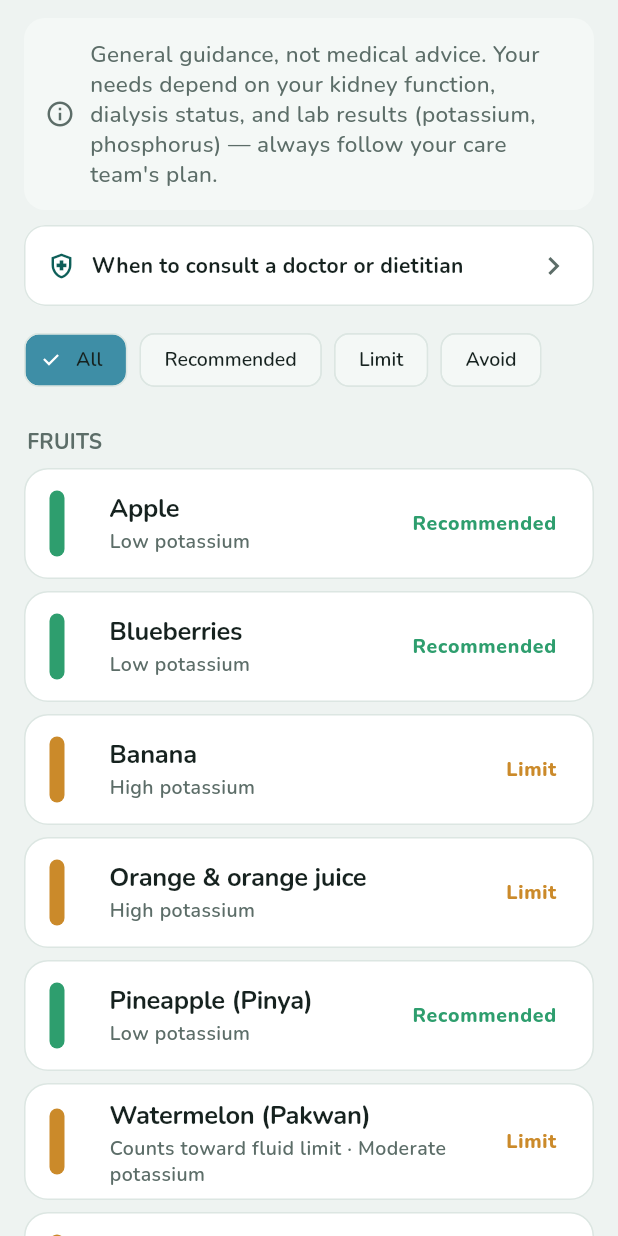
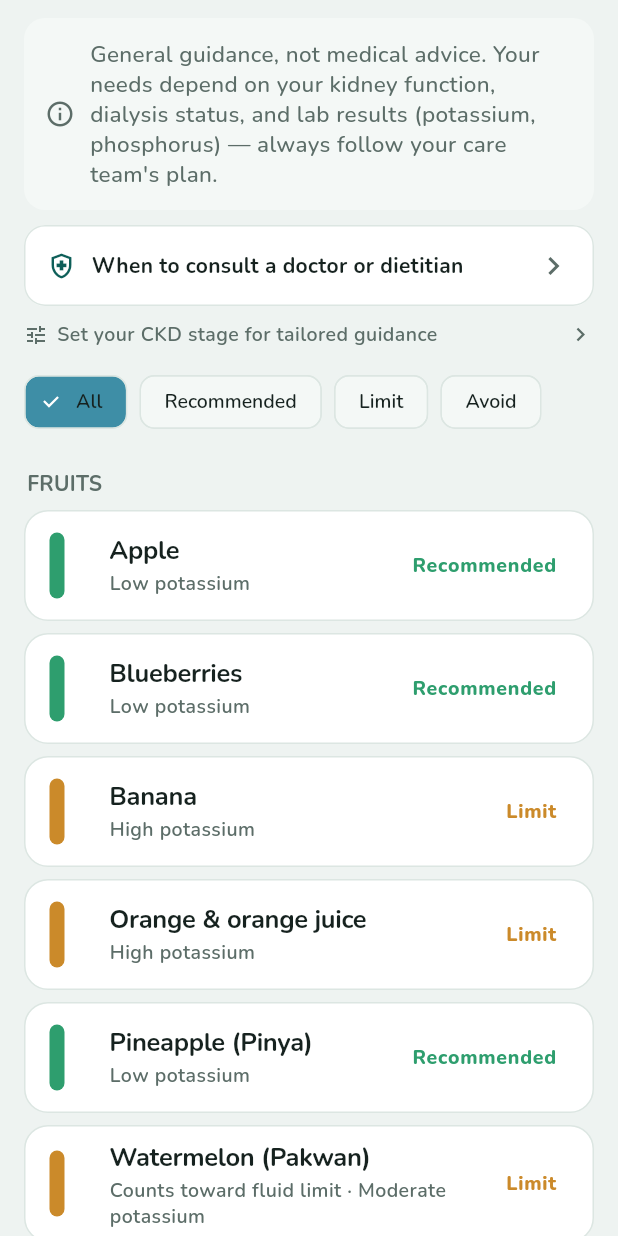
Before and after one commit to PpYCha/ckd_care, a Flutter app: the FoodScreen widget shown alone on an empty page, opened directly, on a phone screen of 412 x 824 dp. Run offline on Flutter 3.47's test engine with Material 3 defaults, Android fonts, the phone set to English and light mode, and no system bars; our stand-ins replace flutter_local_notifications, sqflite, timezone; accounts and stored records are empty.

Commit message:
feat: profile-context hint on the Food list
Co-Authored-By: Claude Opus 4.8 <noreply@anthropic.com>

```diff
--- a/lib/screens/food_screen.dart
+++ b/lib/screens/food_screen.dart
@@ -1,8 +1,12 @@
 import 'package:flutter/material.dart';
+import 'package:provider/provider.dart';
 import 'package:ckd_care/data/food_data.dart';
+import 'package:ckd_care/data/food_stage_advice.dart';
 import 'package:ckd_care/models/food.dart';
+import 'package:ckd_care/providers/health_profile_provider.dart';
 import 'package:ckd_care/screens/food_detail_screen.dart';
 import 'package:ckd_care/screens/food_guidance_screen.dart';
+import 'package:ckd_care/screens/health_profile_screen.dart';
 
 class FoodScreen extends StatefulWidget {
   const FoodScreen({super.key});
@@ -18,6 +22,8 @@ class _FoodScreenState extends State<FoodScreen> {
     final cs = Theme.of(context).colorScheme;
     final text = Theme.of(context).textTheme;
     final grouped = groupByCategory(filterFoods(kFoods, _filter));
+    final band = stageBandForProfile(
+        context.watch<HealthProfileProvider>().profile);
 
     Widget chip(String label, FoodStatus? value) {
       final selected = _filter == value;
@@ -77,6 +83,30 @@ class _FoodScreenState extends State<FoodScreen> {
             ),
           ),
         ),
+        const SizedBox(height: 10),
+        if (band != null)
+          Row(children: [
+            Icon(Icons.check_circle_outline, size: 16, color: cs.primary),
+            const SizedBox(width: 6),
+            Text('Guidance tailored for ${band.label}',
+                style: text.labelMedium?.copyWith(color: cs.primary)),
+          ])
+        else
+          InkWell(
+            onTap: () => Navigator.push(
+                context,
+                MaterialPageRoute(
+                    builder: (_) => const HealthProfileScreen())),
+            child: Row(children: [
+              Icon(Icons.tune, size: 16, color: cs.onSurfaceVariant),
+              const SizedBox(width: 6),
+              Expanded(
+                child: Text('Set your CKD stage for tailored guidance',
+                    style: text.labelMedium),
+              ),
+              Icon(Icons.chevron_right, size: 18, color: cs.onSurfaceVariant),
+            ]),
+          ),
         const SizedBox(height: 12),
         SingleChildScrollView(
           scrollDirection: Axis.horizontal,
```
